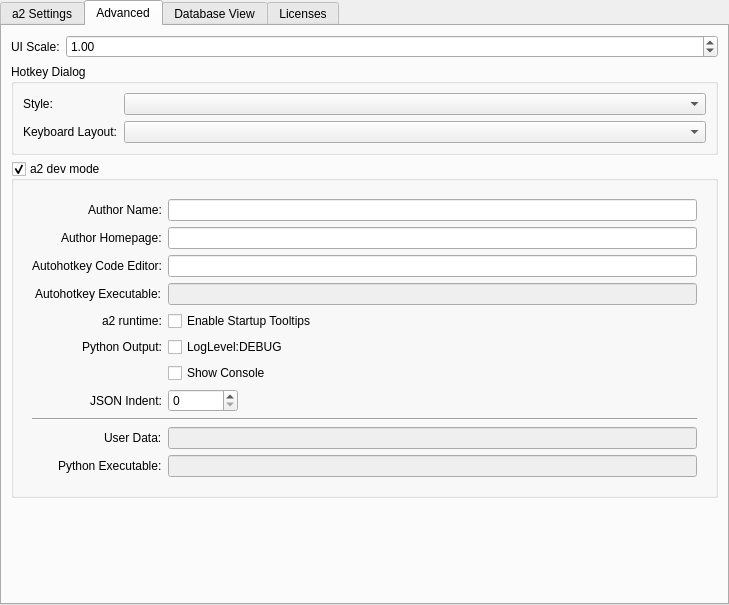
This is ui/a2widget/a2settings_view.ui in ewerybody/a2 as Qt 5 draws it before an edit. The edited form follows.
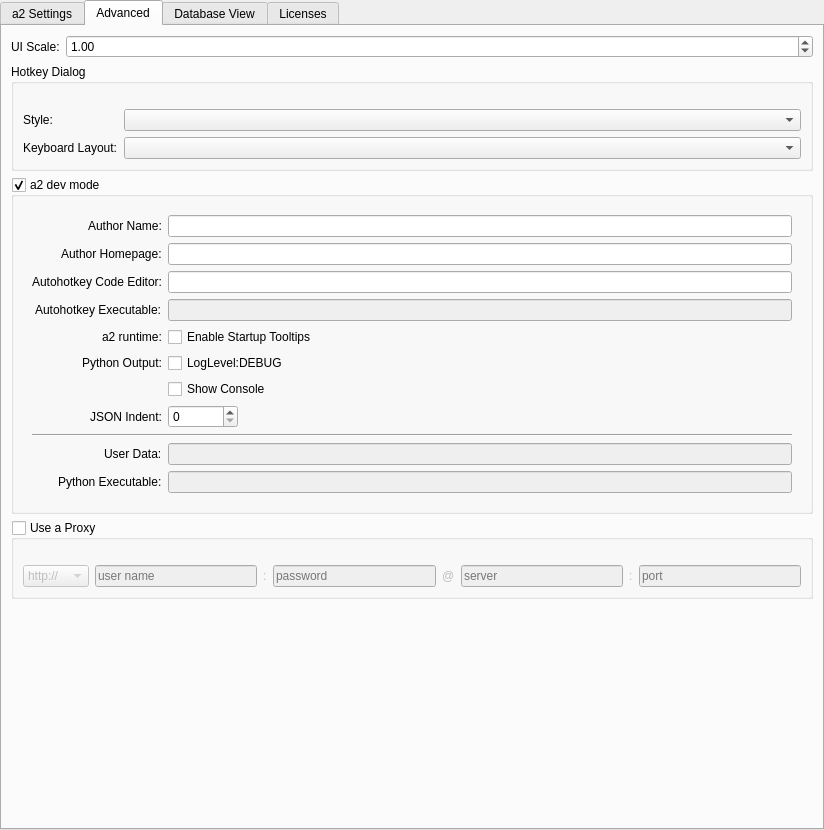
This is the edited form. The open tabs and pages were chosen to show the change. Custom widgets are drawn as their Qt base class.

Commit message: ➕Proxy ui to advanced tab. fix for #81

Patch:
```diff
--- a/ui/a2widget/a2settings_view.ui
+++ b/ui/a2widget/a2settings_view.ui
@@ -6,8 +6,8 @@
    <rect>
     <x>0</x>
     <y>0</y>
-    <width>729</width>
-    <height>605</height>
+    <width>824</width>
+    <height>830</height>
    </rect>
   </property>
   <property name="windowTitle">
@@ -214,6 +214,9 @@
           <string>Hotkey Dialog</string>
          </property>
          <layout class="QFormLayout" name="formLayout_4">
+          <property name="topMargin">
+           <number>25</number>
+          </property>
           <item row="0" column="0">
            <widget class="QLabel" name="label_7">
             <property name="text">
@@ -428,6 +431,97 @@
          </layout>
         </widget>
        </item>
+       <item row="4" column="0" colspan="2">
+        <widget class="QGroupBox" name="proxy_box">
+         <property name="title">
+          <string notr="true">Use a Proxy</string>
+         </property>
+         <property name="checkable">
+          <bool>true</bool>
+         </property>
+         <property name="checked">
+          <bool>false</bool>
+         </property>
+         <layout class="QVBoxLayout" name="verticalLayout_4">
+          <property name="topMargin">
+           <number>25</number>
+          </property>
+          <item>
+           <layout class="QHBoxLayout" name="horizontalLayout_2">
+            <item>
+             <widget class="QComboBox" name="proxy_http">
+              <item>
+               <property name="text">
+                <string>http://</string>
+               </property>
+              </item>
+              <item>
+               <property name="text">
+                <string>https://</string>
+               </property>
+              </item>
+             </widget>
+            </item>
+            <item>
+             <widget class="QLineEdit" name="proxy_user">
+              <property name="placeholderText">
+               <string notr="true">user name</string>
+              </property>
+             </widget>
+            </item>
+            <item>
+             <widget class="QLabel" name="label">
+              <property name="text">
+               <string>:</string>
+              </property>
+             </widget>
+            </item>
+            <item>
+             <widget class="QLineEdit" name="proxy_pass">
+              <property name="echoMode">
+               <enum>QLineEdit::Password</enum>
+              </property>
+              <property name="placeholderText">
+               <string notr="true">password</string>
+              </property>
+             </widget>
+            </item>
+            <item>
+             <widget class="QLabel" name="label_14">
+              <property name="text">
+               <string>@</string>
+              </property>
+             </widget>
+            </item>
+            <item>
+             <widget class="QLineEdit" name="proxy_server">
+              <property name="text">
+               <string/>
+              </property>
+              <property name="placeholderText">
+               <string notr="true">server</string>
+              </property>
+             </widget>
+            </item>
+            <item>
+             <widget class="QLabel" name="label_15">
+              <property name="text">
+               <string>:</string>
+              </property>
+             </widget>
+            </item>
+            <item>
+             <widget class="QLineEdit" name="proxy_port">
+              <property name="placeholderText">
+               <string notr="true">port</string>
+              </property>
+             </widget>
+            </item>
+           </layout>
+          </item>
+         </layout>
+        </widget>
+       </item>
       </layout>
      </widget>
      <widget class="QWidget" name="tab_4">
```
Left out of the diff: 4 changed lines with no effect on the pictures. The commit also changes 3 other files.
